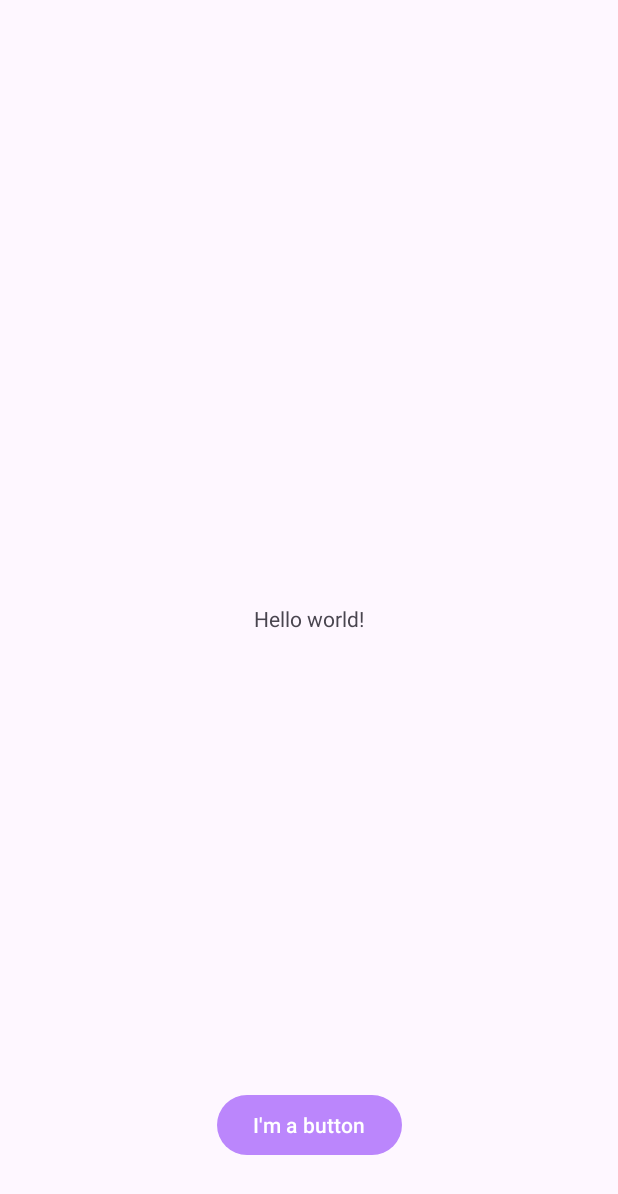
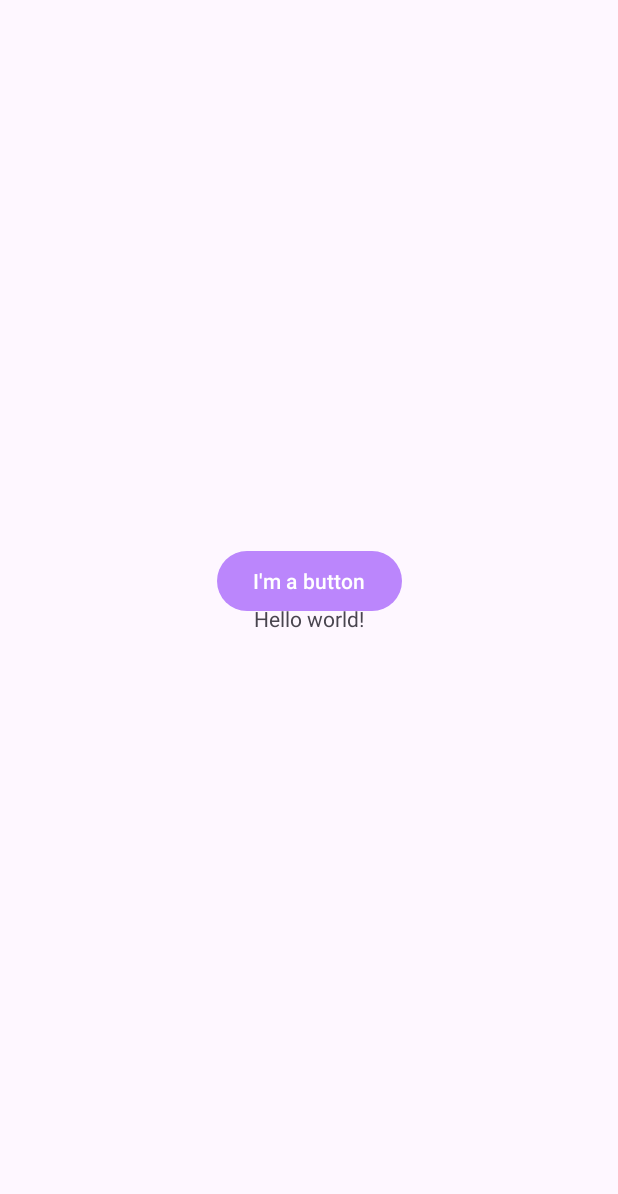
Before and after one commit to AsthaPundir/MyAndroidLabs, an Android app: the screen it shows after launch (MainActivity), on a phone screen of 412 x 824 dp. Shown: the top 1194 px of the screen. Run offline under Robolectric (Android 15) with nearby library versions, the phone set to English and light mode, and no system bars.

Commit message:
Finished Week 2

```diff
--- a/app/src/main/AndroidManifest.xml
+++ b/app/src/main/AndroidManifest.xml
@@ -6,7 +6,7 @@
         android:allowBackup="true"
         android:dataExtractionRules="@xml/data_extraction_rules"
         android:fullBackupContent="@xml/backup_rules"
-        android:icon="@drawable/app_icon"
+         android:icon="@drawable/app_icon"
         android:label="@string/app_name"
         android:supportsRtl="true"
         android:theme="@style/Theme.AsthasAndroidLabs"
--- a/app/src/main/res/layout/activity_main.xml
+++ b/app/src/main/res/layout/activity_main.xml
@@ -2,11 +2,13 @@
 <androidx.constraintlayout.widget.ConstraintLayout xmlns:android="http://schemas.android.com/apk/res/android"
     xmlns:app="http://schemas.android.com/apk/res-auto"
     xmlns:tools="http://schemas.android.com/tools"
+    android:id="@+id/relativeLayout2"
     android:layout_width="match_parent"
     android:layout_height="match_parent"
     tools:context=".MainActivity">
 
     <TextView
+        android:id="@+id/textView2"
         android:layout_width="wrap_content"
         android:layout_height="wrap_content"
         android:text="@string/hello_message"
@@ -16,6 +18,7 @@
         app:layout_constraintTop_toTopOf="parent" />
 
     <Button
+        android:id="@+id/button2"
         android:layout_width="wrap_content"
         android:layout_height="wrap_content"
         android:layout_marginBottom="50dp"
@@ -23,6 +26,7 @@
         app:layout_constraintBottom_toBottomOf="parent"
         app:layout_constraintEnd_toEndOf="parent"
         app:layout_constraintHorizontal_bias="0.5"
-        app:layout_constraintStart_toStartOf="parent" />
+        app:layout_constraintStart_toStartOf="parent"
+        app:layout_constraintTop_toTopOf="parent" />
 
 </androidx.constraintlayout.widget.ConstraintLayout>
```
